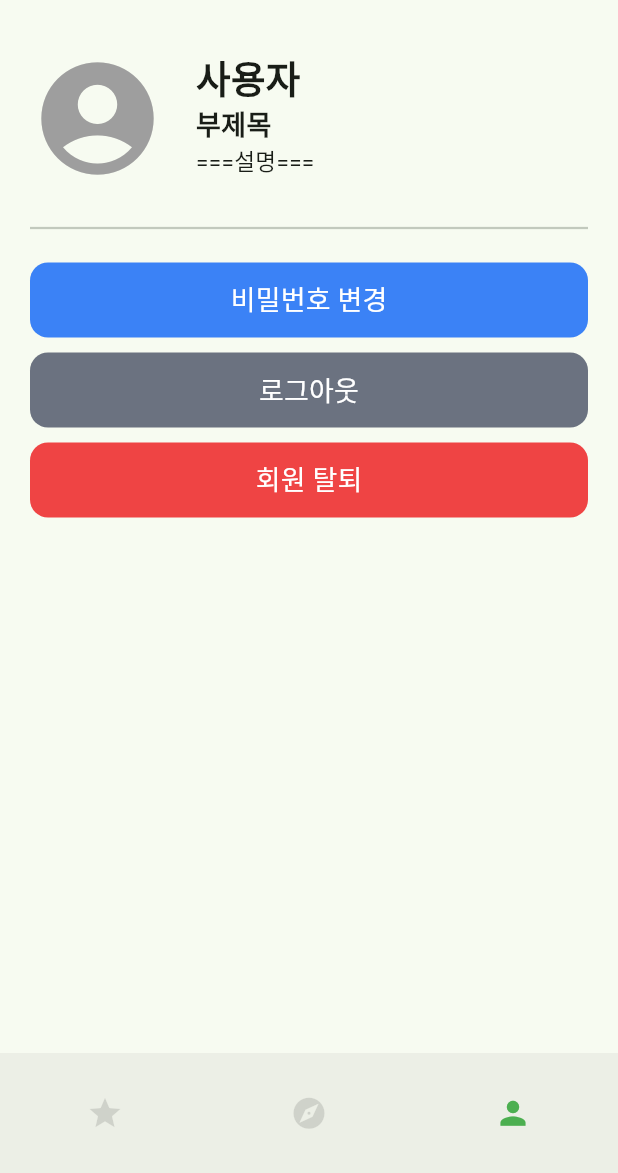
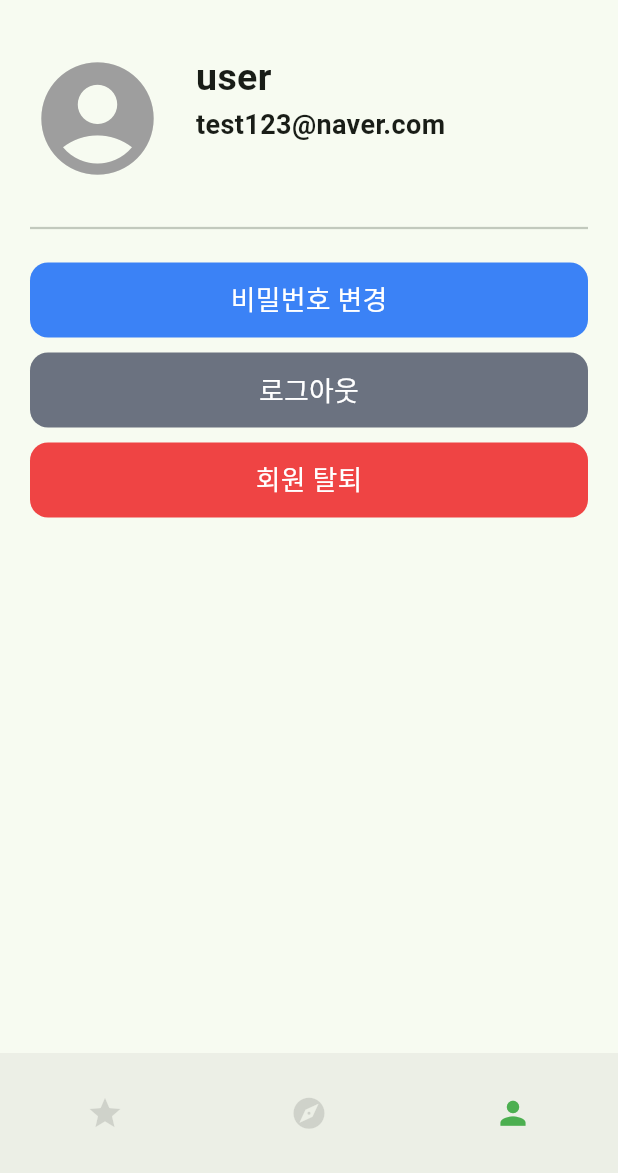
Before and after one commit to LeeHuSeong/EVFinder, a Flutter app: the MainView screen opened directly, item 3 of the bottom bar chosen, on a phone screen of 412 x 824 dp, the part 63-1236 px from its top. Run offline on Flutter 3.47's test engine with Material 3 defaults, Android fonts, the phone set to English and light mode, and no system bars; our stand-ins replace cloud_firestore, firebase_auth, firebase_core, geolocator, get, google_sign_in and 2 more; missing offline and left inert: flutter_naver_map, flutter_sliding_box; accounts and stored records are empty.

Commit message:
검색 시 이전에 로드했던 마커가 사라지지 않는 오류 수정, 프로필 하드코딩 수정

```diff
--- a/evfinder/lib/View/widget/profile_card.dart
+++ b/evfinder/lib/View/widget/profile_card.dart
@@ -22,12 +22,12 @@ class ProfileCard extends StatelessWidget {
               child: Column(
                 crossAxisAlignment: CrossAxisAlignment.start,
                 children: [
-                  Text("사용자", style: TextStyle(fontSize: 25, fontWeight: FontWeight.bold)),
-                  Text("부제목", style: TextStyle(fontSize: 18, fontWeight: FontWeight.w600)),
-                  SizedBox(
-                    width: 200,
-                    child: Text("===설명===", style: TextStyle(fontSize: 15, fontWeight: FontWeight.w400), softWrap: true),
-                  ),
+                  Text("user", style: TextStyle(fontSize: 25, fontWeight: FontWeight.bold)),
+                  Text("test123@naver.com", style: TextStyle(fontSize: 18, fontWeight: FontWeight.w600)),
+                  // SizedBox(
+                  //   width: 200,
+                  //   child: Text("===설명===", style: TextStyle(fontSize: 15, fontWeight: FontWeight.w400), softWrap: true),
+                  // ),
                 ],
               ),
             ),
```
Also changed, not shown: evfinder/lib/View/home_view.dart (+14 -9 lines).
